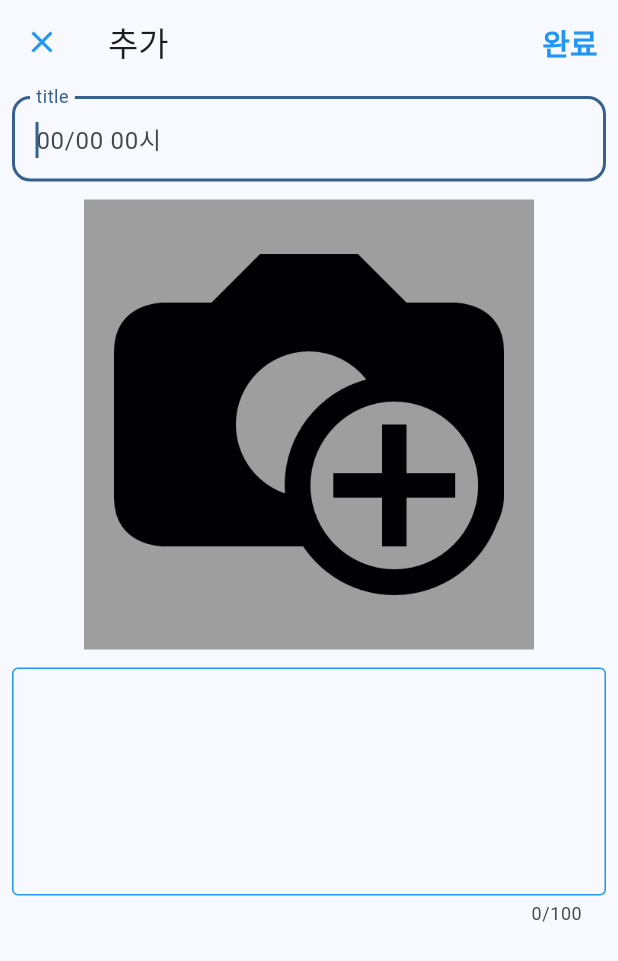
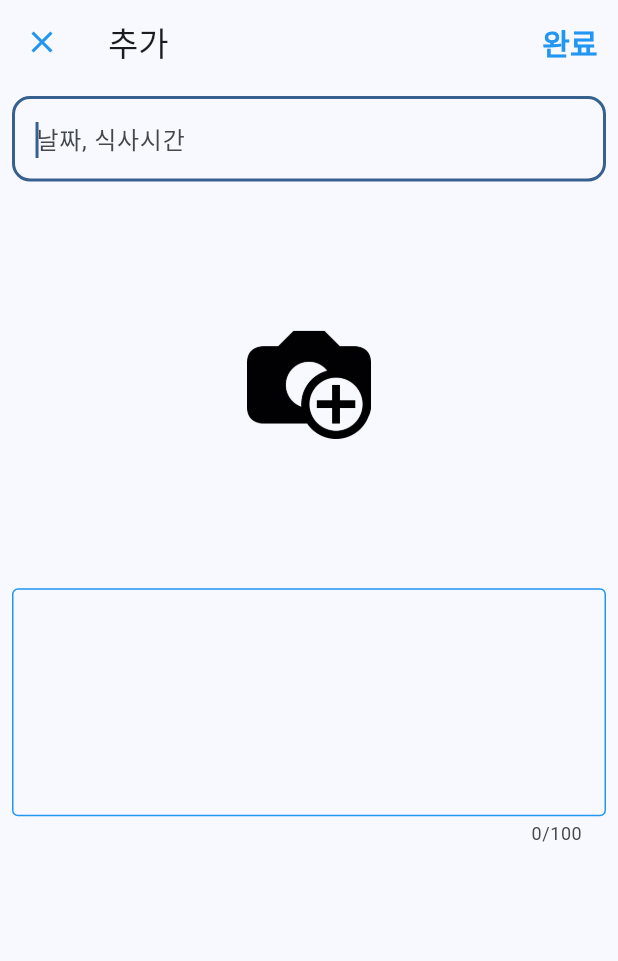
Before and after one commit to corpiii/diet_diary, a Flutter app: the DietAddScreen screen opened directly, after a tap on "완료", on a phone screen of 412 x 824 dp. Shown: the top 961 px of the screen. Run offline on Flutter 3.47's test engine with Material 3 defaults, Android fonts, the light colour scheme and no system bars; our stand-ins replace image_picker.

Commit message:
feat: title, body가 null이 아닐 때 저장할 수 있도록 제어

```diff
--- a/lib/add_screen/diet_add_screen.dart
+++ b/lib/add_screen/diet_add_screen.dart
@@ -34,10 +34,14 @@ class _DietAddScreenState extends State<DietAddScreen> {
                 final title = _titleTextEditingController.text;
                 final body = _bodyTextEditingController.text;
 
-                if (_selectedImage != null) {
-                  final imageBase64 = base64Encode(await _selectedImage!.readAsBytes());
+                if (_selectedImage != null &&
+                    title.isNotEmpty &&
+                    body.isNotEmpty) {
+                  final imageBase64 =
+                      base64Encode(await _selectedImage!.readAsBytes());
 
-                  final result = Diet(title: title, imageBase64: imageBase64, body: body);
+                  final result =
+                      Diet(title: title, imageBase64: imageBase64, body: body);
                   Navigator.of(context).pop(result);
                 }
               },
@@ -54,18 +58,15 @@ class _DietAddScreenState extends State<DietAddScreen> {
         ),
         body: Padding(
           padding: const EdgeInsets.all(8.0),
-          child: Column(
+          child: ListView(
             children: [
               titleTextFieldWidget(),
-              Padding(
-                padding: const EdgeInsets.all(12.0),
-                child: SizedBox(
-                  width: 300,
-                  height: 300,
-                  child: imagePickerWidget(),
-                ),
+              Container(
+                height: MediaQuery.of(context).size.height * 0.3,
+                child: imagePickerWidget(),
+                margin: EdgeInsets.all(12.0),
               ),
-              Expanded(child: bodyTextFieldWidget()),
+              bodyTextFieldWidget(),
             ],
           ),
         ));
@@ -76,13 +77,12 @@ class _DietAddScreenState extends State<DietAddScreen> {
       controller: _titleTextEditingController,
       autofocus: true,
       decoration: InputDecoration(
-        labelText: 'title',
         border: OutlineInputBorder(
             borderRadius: BorderRadius.circular(12),
             borderSide: const BorderSide(color: Colors.blue, width: 1.0)),
         enabledBorder: const OutlineInputBorder(
             borderSide: BorderSide(color: Colors.blue, width: 1.0)),
-        hintText: '00/00 00시',
+        hintText: '날짜, 식사시간',
       ),
     );
   }
@@ -94,11 +94,8 @@ class _DietAddScreenState extends State<DietAddScreen> {
       },
       child: _selectedImage == null
           ? Container(
-              width: 250,
-              height: 250,
-              color: Colors.grey,
-              child: Padding(
-                padding: const EdgeInsets.all(20.0),
+              padding: EdgeInsets.all(MediaQuery.of(context).size.width * 0.2),
+              child: Container(
                 child: Image.asset(
                   'assets/image_add_icon.png',
                 ),
@@ -106,7 +103,6 @@ class _DietAddScreenState extends State<DietAddScreen> {
             )
           : Image.file(
               File(_selectedImage!.path),
-              width: 250,
             ),
     );
   }
```
Also changed, not shown: 1 other file.
